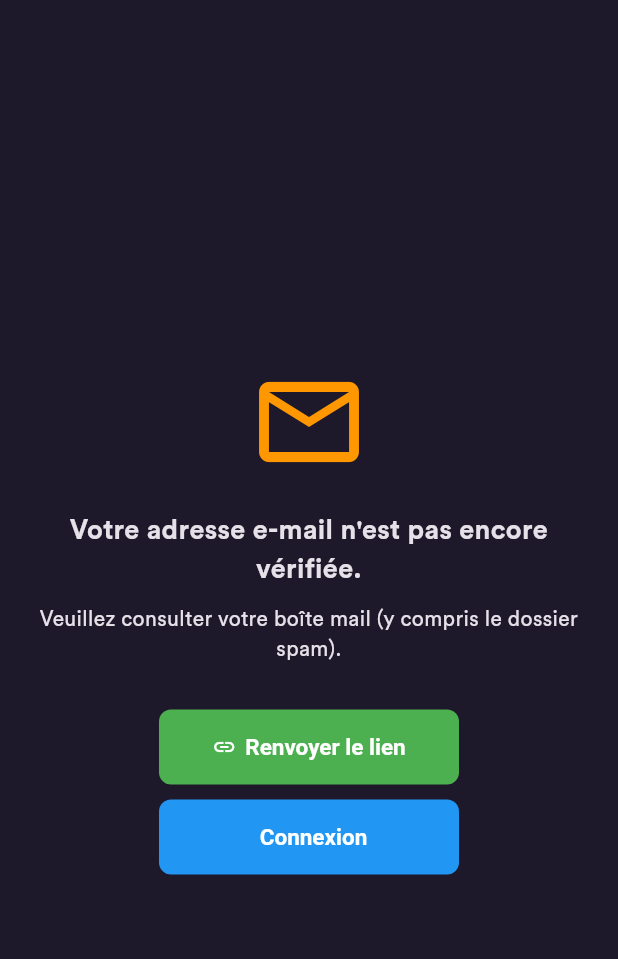
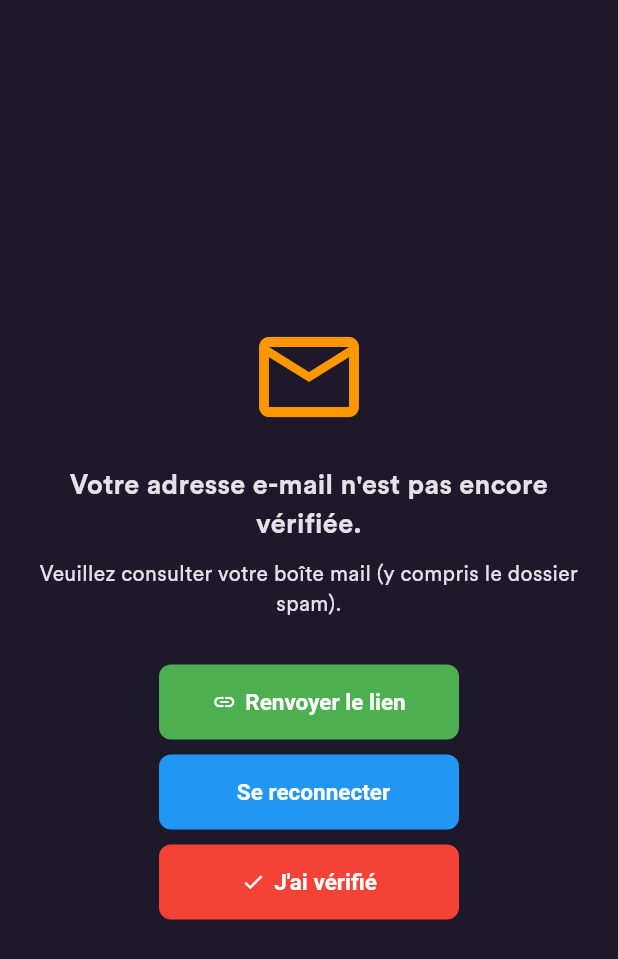
Before and after one commit to jonathan-muina19/login_signup_logout, a Flutter app: the EmailNotVerifiedPage screen opened directly, on a phone screen of 412 x 824 dp. Shown: the top 959 px of the screen. Run offline on Flutter 3.47's test engine with Material 3 defaults, Android fonts, the phone set to English and light mode, and no system bars; our stand-ins replace equatable, firebase_auth, firebase_core, flutter_bloc, flutter_svg; accounts and stored records are empty.

Commit message:
ajoute un state AuthEmailNotVerified, tant que l'email ne pas verifier on affiche la page EmailNotVerifiedPage

```diff
--- a/lib/features/auth/data/auth_repository_impl.dart
+++ b/lib/features/auth/data/auth_repository_impl.dart
@@ -28,7 +28,10 @@ class AuthRepositoryImpl implements AuthRepository {
     /// Appel de la méthode signInWithEmailAndPassword
     /// de Firebase Authentication.
     /// Cette méthode permet de connecter un utilisateur existant.
-    await _auth.signInWithEmailAndPassword(email: email, password: password);
+    await _auth.signInWithEmailAndPassword(
+        email: email,
+        password: password
+    );
   }
 
   @override
--- a/lib/features/auth/presentation/bloc/auth/auth_state.dart
+++ b/lib/features/auth/presentation/bloc/auth/auth_state.dart
@@ -15,8 +15,12 @@ class AuthLoading extends AuthState {}
 /// Evenement de type succès
 class AuthSuccess extends AuthState {}
 
-/// Evenement de l'envoie de l'email de confirmation
+/// Evenement de type email envoyé
 class EmailVerificationSent extends AuthState {}
+
+/// Evenement de type email non vérifié
+class AuthEmailNotVerified extends AuthState {}
+
 
 /// Evenement de type échec
 class AuthFailure extends AuthState {
--- a/lib/features/auth/presentation/pages/auth/email_not_verified.dart
+++ b/lib/features/auth/presentation/pages/auth/email_not_verified.dart
@@ -1,10 +1,13 @@
 import 'package:firebase_auth/firebase_auth.dart';
 import 'package:flutter/material.dart';
+import 'package:flutter_bloc/flutter_bloc.dart';
 import 'package:login_signup_app/core/configs/widget/button/my_button.dart';
 import 'package:login_signup_app/features/auth/presentation/pages/auth/signup.dart';
 
 import '../../../../../core/configs/theme/app_color.dart';
 import '../../../../../core/configs/widget/scaffoldMessenger/scaffold_messenger.dart';
+import '../../bloc/auth/auth_bloc.dart';
+import '../../bloc/auth/auth_event.dart';
 import 'login.dart';
 
 class EmailNotVerifiedPage extends StatelessWidget {
@@ -29,6 +32,30 @@ class EmailNotVerifiedPage extends StatelessWidget {
     } catch (e) {
       ScaffoldMessenger.of(context).showSnackBar(
         SnackBar(content: Text('Erreur lors de l\'envoi du mail : $e')),
+      );
+    }
+  }
+
+  // Fonction pour vérifier si l'email est vérifié
+  Future<void> _checkEmailVerified(BuildContext context) async {
+    await FirebaseAuth.instance.currentUser?.reload();
+    final user = FirebaseAuth.instance.currentUser;
+
+    // Vérifier si l'email a déjà été vérifié
+    if (user != null && user.emailVerified) {
+      context.read<AuthBloc>().add(CheckAuthStatus());
+    } else {
+      ScaffoldMessenger.of(context).showSnackBar(
+        SnackBar(
+          content: MyScaffoldMessenger(
+            title: 'Email',
+            message: 'Votre adresse e-mail n\'est pas encore vérifiée.',
+            color: Colors.orange,
+            icon: Icon(Icons.warning),
+          ),
+          backgroundColor: AppColors.background,
+          elevation: 20,
+        ),
       );
     }
   }
@@ -111,7 +138,40 @@ class EmailNotVerifiedPage extends StatelessWidget {
                       //Icon(Icons.keyboard_backspace, color: Colors.white, size: 16),
                       const SizedBox(width: 6),
                       Text(
-                        'Connexion',
+                        'Se reconnecter',
+                        style: TextStyle(
+                          color: Colors.white,
+                          fontWeight: FontWeight.bold,
+                          fontSize: 15, // Réduit aussi la taille du texte
+                        ),
+                      ),
+                    ],
+                  ),
+                ),
+              ),
+              SizedBox(height: 10),
+              SizedBox(
+                height: 50,
+                width: 200, // Ajuste cette largeur selon ce que tu veux
+                child: ElevatedButton(
+                  onPressed: () {
+                    _checkEmailVerified(context);
+                  },
+                  style: ElevatedButton.styleFrom(
+                    padding: EdgeInsets.symmetric(horizontal: 12, vertical: 8),
+                    backgroundColor: Colors.red, // ta couleur si besoin
+                    shape: RoundedRectangleBorder(
+                      borderRadius: BorderRadius.circular(8), // optionnel pour arrondir
+                    ),
+                  ),
+                  child: Row(
+                    mainAxisAlignment: MainAxisAlignment.center,
+                    mainAxisSize: MainAxisSize.min,
+                    children: [
+                      Icon(Icons.check, color: Colors.white, size: 16),
+                      const SizedBox(width: 6),
+                      Text(
+                        'J\'ai vérifié',
                         style: TextStyle(
                           color: Colors.white,
                           fontWeight: FontWeight.bold,
--- a/lib/features/auth/presentation/pages/auth/login.dart
+++ b/lib/features/auth/presentation/pages/auth/login.dart
@@ -8,7 +8,6 @@ import 'package:login_signup_app/features/auth/presentation/bloc/auth/auth_event
 import 'package:login_signup_app/features/auth/presentation/bloc/auth/auth_state.dart';
 import 'package:login_signup_app/features/auth/presentation/pages/auth/signup.dart';
 import 'package:login_signup_app/features/auth/presentation/pages/home/home_screen.dart';
-
 import '../../../../../core/configs/widget/scaffoldMessenger/scaffold_messenger.dart';
 import '../../bloc/auth/auth_bloc.dart';
 import 'email_not_verified.dart';
```
Also changed, not shown: lib/features/auth/presentation/bloc/auth/auth_bloc.dart (+12 -10 lines), lib/features/auth/presentation/pages/splash/splash_screen.dart (+8 -2 lines).
